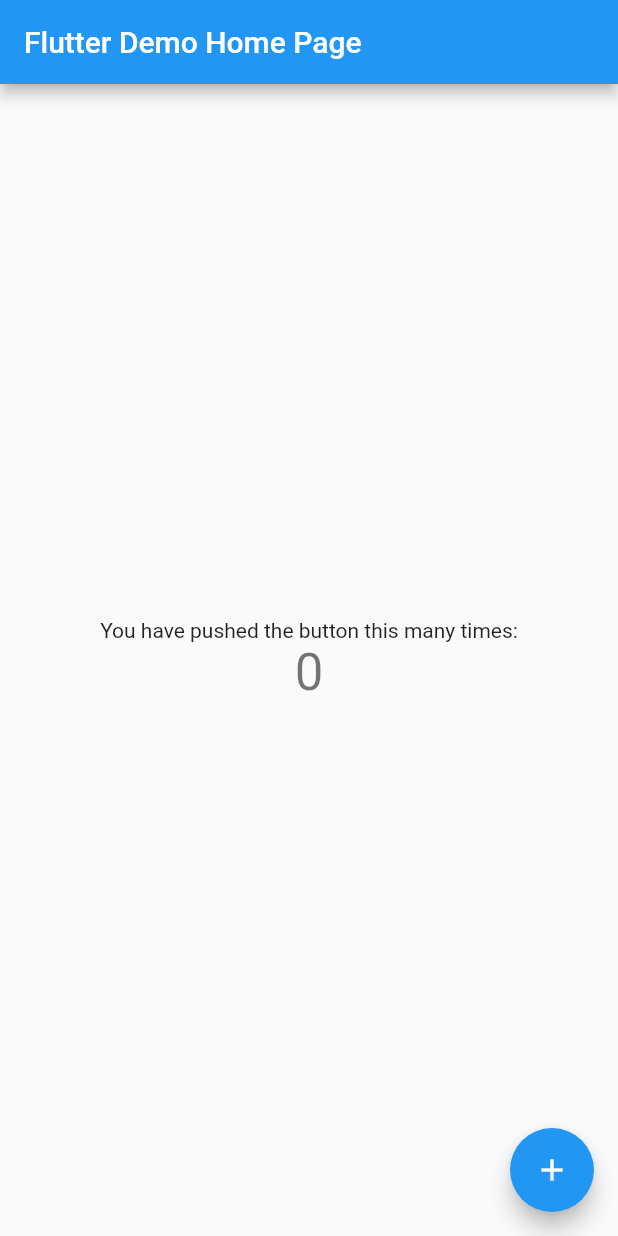
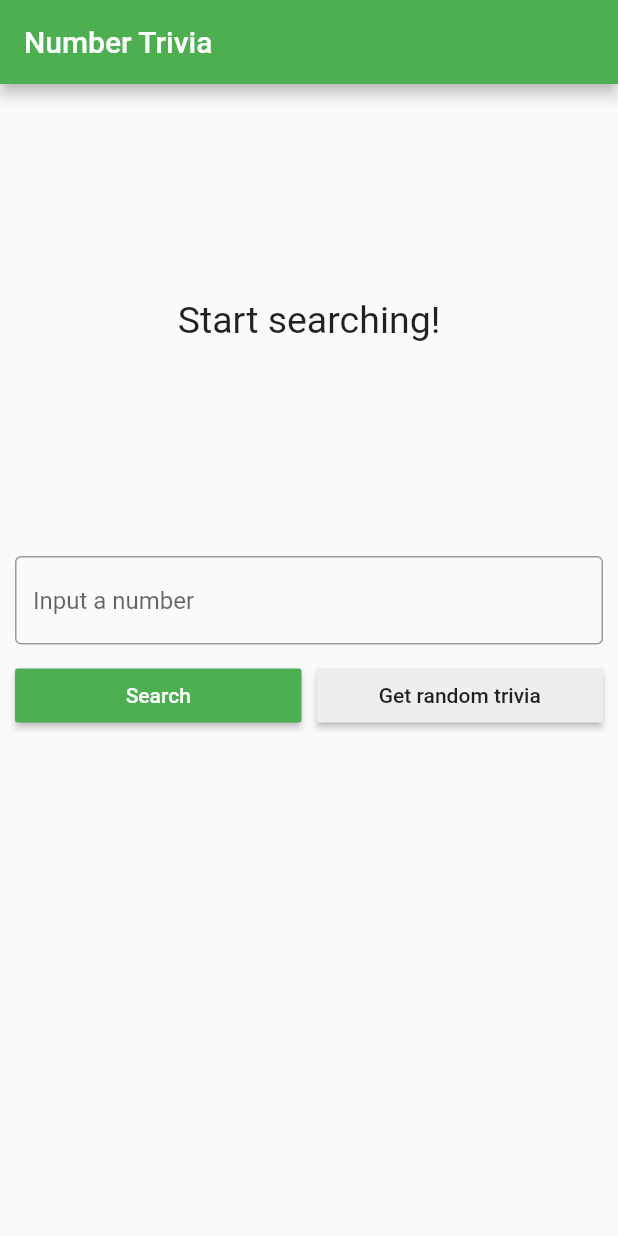
Before and after one commit to SadMilk408/test_clean_arch, a Flutter app: the screen it shows after launch, on a phone screen of 412 x 824 dp. Run offline on Flutter 3.47's test engine with Material 2 defaults, Android fonts, the phone set to English and light mode, and no system bars; our stand-ins replace bloc, dartz, equatable, flutter_bloc, get_it, internet_connection_checker and 1 more.

Commit message:
user interface

```diff
--- a/lib/features/number_trivia/data/repositories/number_trivia_repository_impl.dart
+++ b/lib/features/number_trivia/data/repositories/number_trivia_repository_impl.dart
@@ -38,7 +38,7 @@ class NumberTriviaRepositoryImpl implements NumberTriviaRepository{
 
   Future<Either<Failure, NumberTrivia>> _getTrivia(
       _ConcreteOrRandomChooser getConcreteOrRandom) async {
-    if(await networkInfo.isConnected ?? false){
+    if(await networkInfo.isConnected){
       try {
         final remoteTrivia = await getConcreteOrRandom();
         localDataSource.cacheNumberTrivia(remoteTrivia);
--- a/lib/features/number_trivia/presentation/bloc/number_trivia_bloc.dart
+++ b/lib/features/number_trivia/presentation/bloc/number_trivia_bloc.dart
@@ -25,8 +25,8 @@ class NumberTriviaBloc extends Bloc<NumberTriviaEvent, NumberTriviaState> {
   final InputConverter inputConverter;
 
   NumberTriviaBloc({
-    required GetConcreteNumberTrivia concrete,
-    required GetRandomNumberTrivia random,
+    required this.getConcreteNumberTrivia,
+    required this.getRandomNumberTrivia,
     required this.inputConverter,
   }) : super(EmptyState()) {
     on<GetTriviaForConcreteNumberEvent>((event, emit) async {
--- /dev/null
+++ b/lib/features/number_trivia/presentation/pages/number_trivia_page.dart
@@ -0,0 +1,60 @@
+import 'package:clean_arch/features/number_trivia/presentation/bloc/number_trivia_bloc.dart';
+import 'package:flutter/material.dart';
+import 'package:flutter_bloc/flutter_bloc.dart';
+
+import '../../../../injection_container.dart';
+import '../widgets/widgets.dart';
+
+class NumberTriviaPage extends StatelessWidget {
+  const NumberTriviaPage({Key? key}) : super(key: key);
+
+  @override
+  Widget build(BuildContext context) {
+    return Scaffold(
+      appBar: AppBar(
+        title: const Text('Number Trivia'),
+      ),
+      body: SingleChildScrollView(
+        child: buildBody(context),
+      ),
+    );
+  }
+
+  BlocProvider<NumberTriviaBloc> buildBody(context) {
+    return BlocProvider(
+      create: (context) => sl<NumberTriviaBloc>(),
+      child: Center(
+        child: Padding(
+          padding: const EdgeInsets.all(10.0),
+          child: Column(
+            children: [
+              const SizedBox(height: 10),
+              // Top half
+              BlocBuilder<NumberTriviaBloc, NumberTriviaState>(
+                builder: (context, state) {
+                  if (state is EmptyState) {
+                    return const MessageDisplay(
+                      message: 'Start searching!',
+                    );
+                  } else if (state is LoadingState) {
+                    return const LoadingWidget();
+                  } else if (state is LoadedState) {
+                    return TriviaDisplay(numberTrivia: state.trivia);
+                  } else if (state is ErrorState) {
+                    return MessageDisplay(
+                      message: state.message,
+                    );
+                  }
+                  return const SizedBox.shrink();
+                },
+              ),
+              const SizedBox(height: 20),
+              // Bottom half
+              const TriviaControls()
+            ],
+          ),
+        ),
+      ),
+    );
+  }
+}
--- /dev/null
+++ b/lib/features/number_trivia/presentation/widgets/message_display.dart
@@ -0,0 +1,24 @@
+import 'package:flutter/material.dart';
+
+class MessageDisplay extends StatelessWidget {
+  final String message;
+  const MessageDisplay({
+    Key? key,
+    required this.message,
+  }) : super(key: key);
+
+  @override
+  Widget build(BuildContext context) {
+    return SizedBox(
+      height: MediaQuery.of(context).size.height / 3,
+      child: Center(
+        child: SingleChildScrollView(
+            child: Text(
+              message,
+              style: const TextStyle(fontSize: 25),
+              textAlign: TextAlign.center,
+            )),
+      ),
+    );
+  }
+}
--- /dev/null
+++ b/lib/features/number_trivia/presentation/widgets/trivia_controls.dart
@@ -0,0 +1,74 @@
+import 'package:flutter/material.dart';
+import 'package:flutter_bloc/flutter_bloc.dart';
+
+import '../bloc/number_trivia_bloc.dart';
+
+class TriviaControls extends StatefulWidget {
+  const TriviaControls({
+    Key? key,
+  }) : super(key: key);
+
+  @override
+  State<TriviaControls> createState() => _TriviaControlsState();
+}
+
+class _TriviaControlsState extends State<TriviaControls> {
+  final controller = TextEditingController();
+  late String inputStr;
+
+  @override
+  Widget build(BuildContext context) {
+    return Column(
+      children: [
+        // TextField
+        TextField(
+          controller: controller,
+          keyboardType: TextInputType.number,
+          decoration: const InputDecoration(
+            border: OutlineInputBorder(),
+            hintText: 'Input a number',
+          ),
+          onChanged: (value) {
+            inputStr = value;
+          },
+          onSubmitted: (_) {
+            addConcrete();
+          },
+        ),
+        const SizedBox(height: 10),
+        Row(
+          children: [
+            Expanded(
+              child: MaterialButton(
+                onPressed: addConcrete,
+                color: Theme.of(context).buttonTheme.colorScheme?.primary,
+                textTheme: ButtonTextTheme.primary,
+                child: const Text('Search'),
+              ),
+            ),
+            const SizedBox(width: 10),
+            Expanded(
+              child: MaterialButton(
+                onPressed: addRandom,
+                color: Colors.grey.shade200,
+                child: const Text('Get random trivia'),
+              ),
+            )
+          ],
+        )
+      ],
+    );
+  }
+
+  void addConcrete() {
+    controller.clear();
+    BlocProvider.of<NumberTriviaBloc>(context)
+        .add(GetTriviaForConcreteNumberEvent(inputStr));
+  }
+
+  void addRandom() {
+    controller.clear();
+    BlocProvider.of<NumberTriviaBloc>(context)
+        .add(GetTriviaForRandomNumberEvent());
+  }
+}
--- /dev/null
+++ b/lib/features/number_trivia/presentation/widgets/widgets.dart
@@ -0,0 +1,4 @@
+export 'loading_widget.dart';
+export 'message_display.dart';
+export 'trivia_display.dart';
+export 'trivia_controls.dart';
--- a/lib/main.dart
+++ b/lib/main.dart
@@ -1,115 +1,26 @@
 import 'package:flutter/material.dart';
+import 'features/number_trivia/presentation/pages/number_trivia_page.dart';
+import 'injection_container.dart' as di;
 
-void main() {
+void main() async {
+  WidgetsFlutterBinding.ensureInitialized();
+  await di.init();
   runApp(const MyApp());
 }
 
 class MyApp extends StatelessWidget {
   const MyApp({Key? key}) : super(key: key);
 
-  // This widget is the root of your application.
   @override
   Widget build(BuildContext context) {
     return MaterialApp(
-      title: 'Flutter Demo',
+      title: 'Number Trivia',
       theme: ThemeData(
-        // This is the theme of your application.
-        //
-        // Try running your application with "flutter run". You'll see the
-        // application has a blue toolbar. Then, without quitting the app, try
-        // changing the primarySwatch below to Colors.green and then invoke
-        // "hot reload" (press "r" in the console where you ran "flutter run",
-        // or simply save your changes to "hot reload" in a Flutter IDE).
-        // Notice that the counter didn't reset back to zero; the application
-        // is not restarted.
-        primarySwatch: Colors.blue,
+        colorScheme: ColorScheme.fromSwatch(
+          primarySwatch: Colors.green,
+        ),
       ),
-      home: const MyHomePage(title: 'Flutter Demo Home Page'),
+      home: const NumberTriviaPage(),
     );
   }
 }
-
-class MyHomePage extends StatefulWidget {
-  const MyHomePage({Key? key, required this.title}) : super(key: key);
-
-  // This widget is the home page of your application. It is stateful, meaning
-  // that it has a State object (defined below) that contains fields that affect
-  // how it looks.
-
-  // This class is the configuration for the state. It holds the values (in this
-  // case the title) provided by the parent (in this case the App widget) and
-  // used by the build method of the State. Fields in a Widget subclass are
-  // always marked "final".
-
-  final String title;
-
-  @override
-  State<MyHomePage> createState() => _MyHomePageState();
-}
-
-class _MyHomePageState extends State<MyHomePage> {
-  int _counter = 0;
-
-  void _incrementCounter() {
-    setState(() {
-      // This call to setState tells the Flutter framework that something has
-      // changed in this State, which causes it to rerun the build method below
-      // so that the display can reflect the updated values. If we changed
-      // _counter without calling setState(), then the build method would not be
-      // called again, and so nothing would appear to happen.
-      _counter++;
-    });
-  }
-
-  @override
-  Widget build(BuildContext context) {
-    // This method is rerun every time setState is called, for instance as done
-    // by the _incrementCounter method above.
-    //
-    // The Flutter framework has been optimized to make rerunning build methods
-    // fast, so that you can just rebuild anything that needs updating rather
-    // than having to individually change instances of widgets.
-    return Scaffold(
-      appBar: AppBar(
-        // Here we take the value from the MyHomePage object that was created by
-        // the App.build method, and use it to set our appbar title.
-        title: Text(widget.title),
-      ),
-      body: Center(
-        // Center is a layout widget. It takes a single child and positions it
-        // in the middle of the parent.
-        child: Column(
-          // Column is also a layout widget. It takes a list of children and
-          // arranges them vertically. By default, it sizes itself to fit its
-          // children horizontally, and tries to be as tall as its parent.
-          //
-          // Invoke "debug painting" (press "p" in the console, choose the
-          // "Toggle Debug Paint" action from the Flutter Inspector in Android
-          // Studio, or the "Toggle Debug Paint" command in Visual Studio Code)
-          // to see the wireframe for each widget.
-          //
-          // Column has various properties to control how it sizes itself and
-          // how it positions its children. Here we use mainAxisAlignment to
-          // center the children vertically; the main axis here is the vertical
-          // axis because Columns are vertical (the cross axis would be
-          // horizontal).
-          mainAxisAlignment: MainAxisAlignment.center,
-          children: <Widget>[
-            const Text(
-              'You have pushed the button this many times:',
-            ),
-            Text(
-              '$_counter',
-              style: Theme.of(context).textTheme.headline4,
-            ),
-          ],
-        ),
-      ),
-      floatingActionButton: FloatingActionButton(
-        onPressed: _incrementCounter,
-        tooltip: 'Increment',
-        child: const Icon(Icons.add),
-      ), // This trailing comma makes auto-formatting nicer for build methods.
-    );
-  }
-}
```
Also changed, not shown: lib/features/number_trivia/presentation/widgets/loading_widget.dart (added, +17 -0 lines), lib/features/number_trivia/presentation/widgets/trivia_display.dart (added, +40 -0 lines), lib/injection_container.dart (added, +64 -0 lines), 1 other file.
